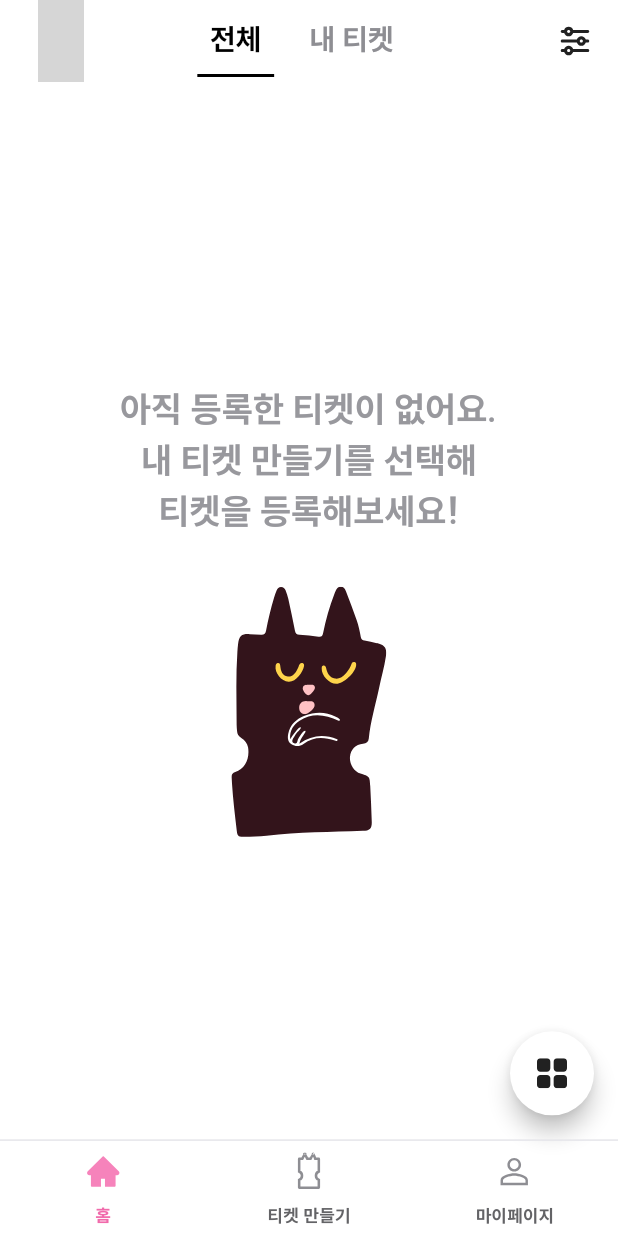
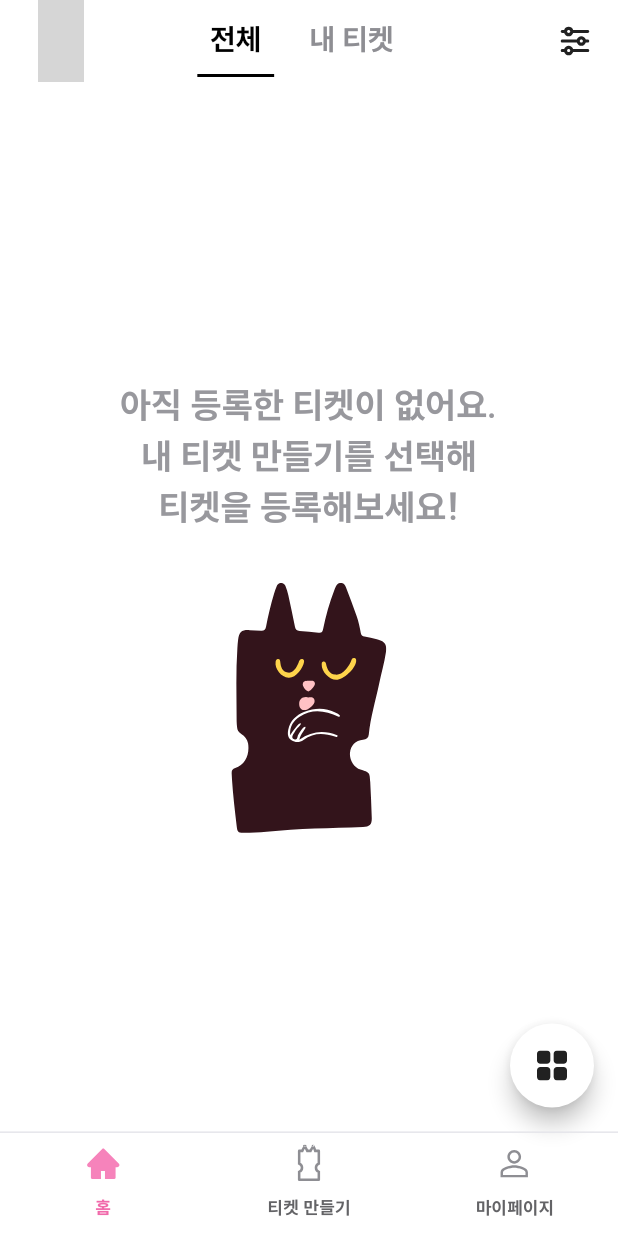
Before and after one commit to potenday-23/ticats_front_old, a Flutter app: the MainPage screen opened by its route, on a phone screen of 412 x 824 dp. Run offline on Flutter 3.47's test engine with Material 2 defaults, Android fonts, the phone set to English and light mode, and no system bars; our stand-ins replace cached_network_image, dio, flutter_cache_manager, flutter_dotenv, flutter_markdown, flutter_rating_bar and 12 more; missing offline and left inert: kakao_flutter_sdk_user, the_apple_sign_in; accounts and stored records are empty; statements that could not run were skipped; project files that could hold a hidden picture were left out; grey boxes are pictures that could not be loaded.

Commit message:
fix: 일부 기기의 BottomNavigationBar overflow 해결
Signed-off-by: qwertycvb(HeeRyun, Jin <jins4218@gmail.com>

```diff
--- a/lib/presentation/main/view/widget/tickets_bottom_nav_bar.dart
+++ b/lib/presentation/main/view/widget/tickets_bottom_nav_bar.dart
@@ -15,7 +15,7 @@ class TicketsBottomNavBar extends GetView<MainController> {
       child: Obx(
         () {
           return SizedBox(
-            height: 66.h,
+            height: 66.w,
             child: Column(
               children: [
                 const Divider(height: 1, color: Color(0xFFE5E5EA)),
```
